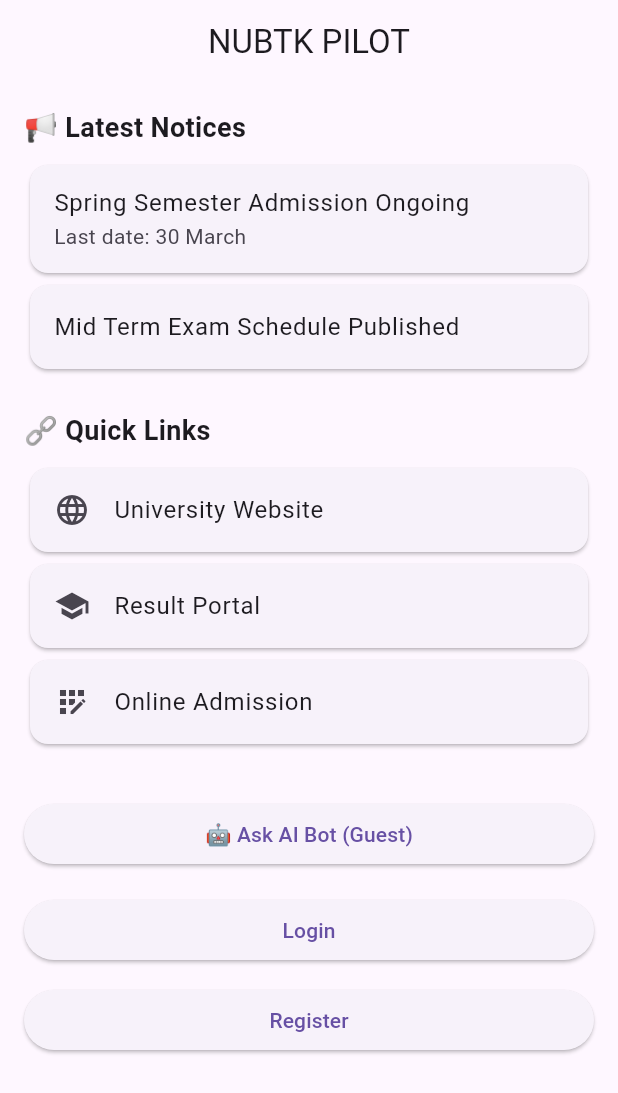
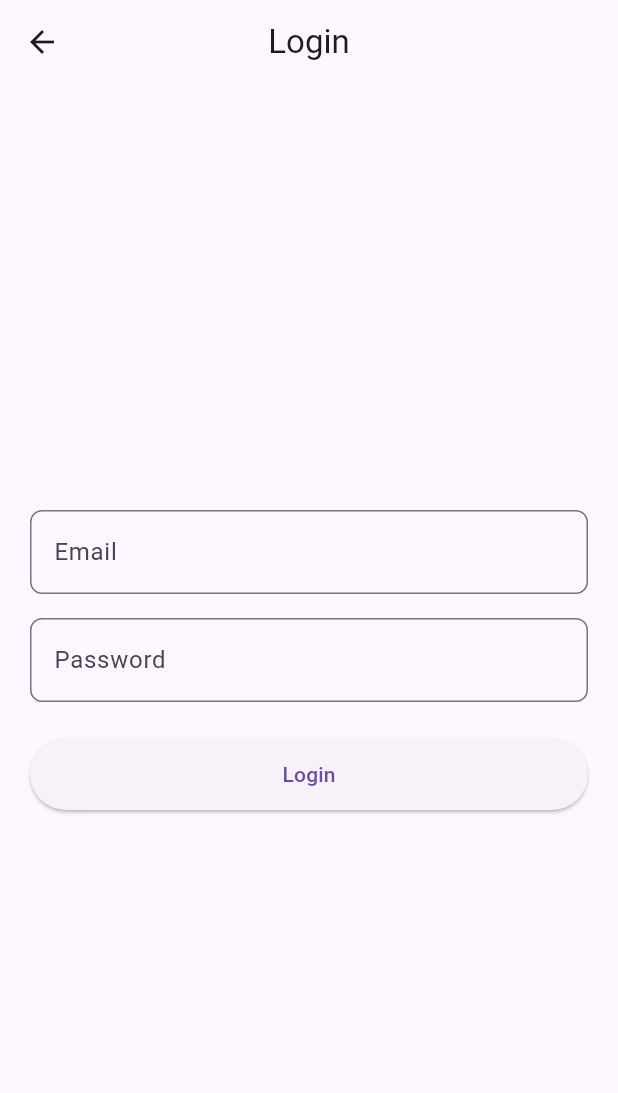
Before and after one commit to bashirnubtk/nubtk_pilot, a Flutter app: the screen it shows after launch, after a tap on "Login", on a phone screen of 412 x 824 dp. Shown: the top 1093 px of the screen. Run offline on Flutter 3.47's test engine with Material 3 defaults, Android fonts, the phone set to English and light mode, and no system bars.

Commit message:
feat: add login UI and remove pending TODO navigation

```diff
--- /dev/null
+++ b/lib/features/auth/login_screen.dart
@@ -0,0 +1,55 @@
+import 'package:flutter/material.dart';
+
+class LoginScreen extends StatelessWidget {
+  const LoginScreen({super.key});
+
+  @override
+  Widget build(BuildContext context) {
+    return Scaffold(
+      appBar: AppBar(
+        title: const Text('Login'),
+        centerTitle: true,
+      ),
+      body: Padding(
+        padding: const EdgeInsets.all(20),
+        child: Column(
+          mainAxisAlignment: MainAxisAlignment.center,
+          children: [
+            TextField(
+              decoration: InputDecoration(
+                labelText: 'Email',
+                border: OutlineInputBorder(
+                  borderRadius: BorderRadius.circular(8),
+                ),
+              ),
+            ),
+            const SizedBox(height: 16),
+            TextField(
+              obscureText: true,
+              decoration: InputDecoration(
+                labelText: 'Password',
+                border: OutlineInputBorder(
+                  borderRadius: BorderRadius.circular(8),
+                ),
+              ),
+            ),
+            const SizedBox(height: 24),
+            SizedBox(
+              width: double.infinity,
+              height: 48,
+              child: ElevatedButton(
+                onPressed: () {
+                  // Demo only
+                  ScaffoldMessenger.of(context).showSnackBar(
+                    const SnackBar(content: Text('Login clicked (Demo)')),
+                  );
+                },
+                child: const Text('Login'),
+              ),
+            ),
+          ],
+        ),
+      ),
+    );
+  }
+}
--- a/lib/features/home/home_screen.dart
+++ b/lib/features/home/home_screen.dart
@@ -3,7 +3,7 @@ import 'package:provider/provider.dart';
 import '../../widgets/primary_button.dart';
 import '../../core/constants/app_strings.dart';
 import '../home/language/language_provider.dart';
-
+import '../auth/login_screen.dart';
 import '../ai_bot/ai_bot_screen.dart';
 
 class HomeScreen extends StatelessWidget {
@@ -45,9 +45,13 @@ class HomeScreen extends StatelessWidget {
             PrimaryButton(
               title: AppStrings.login[languageCode]!,
               onPressed: () {
-                // TODO: Implement Login Screen navigation
-              },
-            ),
+                Navigator.push(
+               context,
+               MaterialPageRoute(builder: (_) => const LoginScreen()),
+                );
+                },
+                ),
+
             const SizedBox(height: 12),
 
             // Register Button
```
